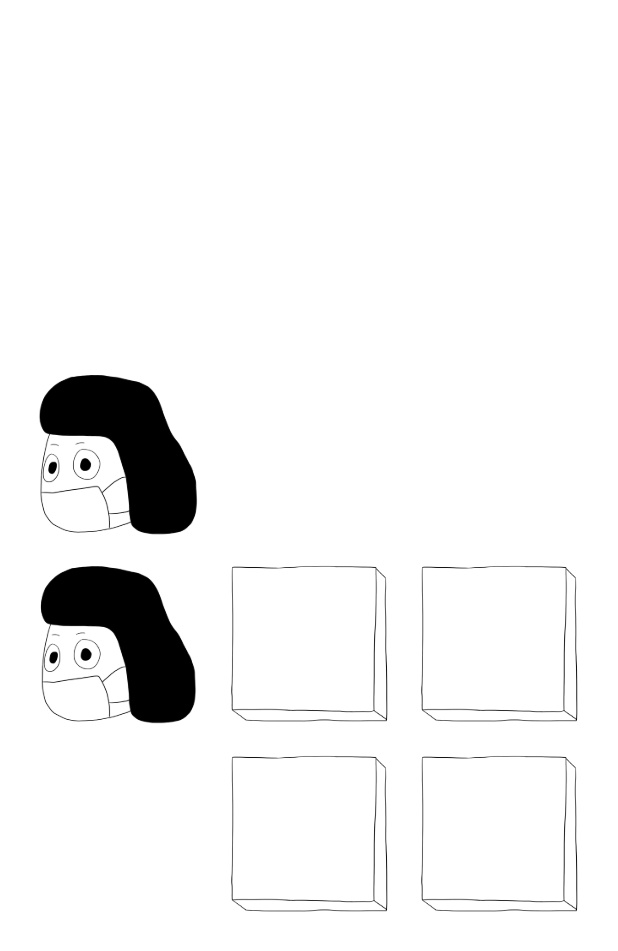
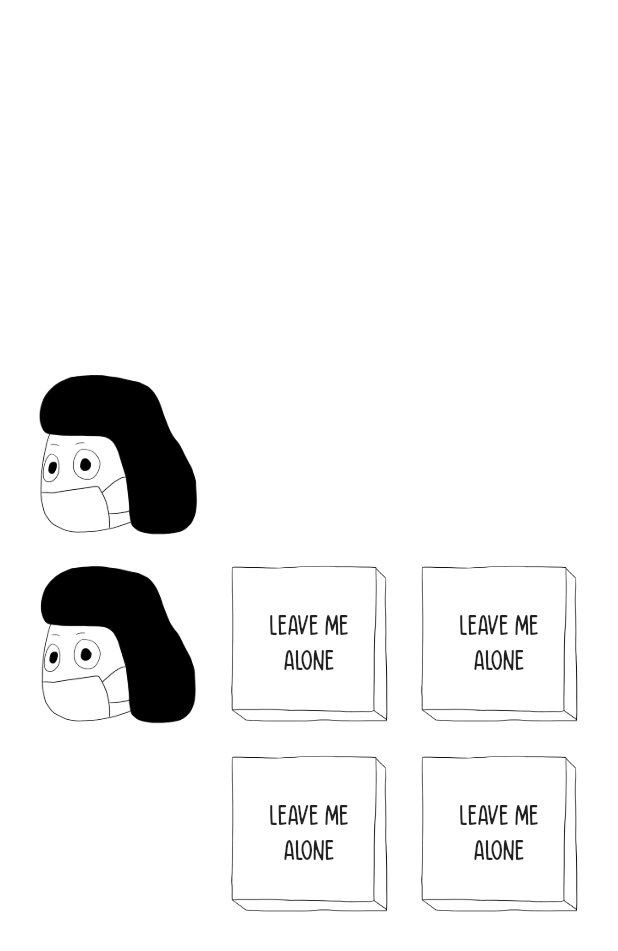
Before and after one commit to dylan-develop/leave_me_alone, a Flutter app: the DifficultiesPage screen opened by its route, after a tap on "ALPHA", on a phone screen of 412 x 824 dp. Shown: the top 951 px of the screen. Run offline on Flutter 3.47's test engine with Material 2 defaults, Android fonts, the phone set to English and light mode, and no system bars; our stand-ins replace animated_text_kit, beamer, bloc, equatable, flutter_bloc, flutter_svg.

Commit message:
Update distance block

```diff
--- a/lib/components/animated_distance_block.dart
+++ b/lib/components/animated_distance_block.dart
@@ -1,11 +1,17 @@
+import 'dart:math';
+
 import 'package:flutter/material.dart';
+import 'package:flutter_bloc/flutter_bloc.dart';
+import 'package:leave_me_alone/bloc/puzzle_bloc.dart';
 
 class AnimatedDistanceBlock extends StatefulWidget {
   final Duration initDelay;
+  final bool isHints;
 
   const AnimatedDistanceBlock({
     Key? key,
     this.initDelay = Duration.zero,
+    this.isHints = false,
   }) : super(key: key);
 
   @override
@@ -14,6 +20,7 @@ class AnimatedDistanceBlock extends StatefulWidget {
 
 class _AnimatedDistanceBlockState extends State<AnimatedDistanceBlock> {
   double _scale = 0;
+  bool _onHover = false;
 
   @override
   void initState() {
@@ -27,14 +34,110 @@ class _AnimatedDistanceBlockState extends State<AnimatedDistanceBlock> {
 
   @override
   Widget build(BuildContext context) {
+    final status = context.select((PuzzleBloc bloc) => bloc.state.status);
+
     return MouseRegion(
       cursor: SystemMouseCursors.click,
+      onEnter: (event) {
+        if (!widget.isHints) {
+          setState(() {
+            _onHover = true;
+          });
+        }
+      },
+      onExit: (event) {
+        if (!widget.isHints) {
+          setState(() {
+            _onHover = false;
+          });
+        }
+      },
       child: AnimatedScale(
         scale: _scale,
         curve: Curves.bounceOut,
         duration: const Duration(milliseconds: 500),
-        child: Image.asset(
-          'assets/images/social_distance_block.png',
+        child: Stack(
+          children: [
+            Image.asset(
+              'assets/images/social_distance_block.png',
+            ),
+            Positioned.fill(
+              child: LayoutBuilder(
+                builder: (context, constraints) {
+                  return FittedBox(
+                    alignment: Alignment.center,
+                    fit: BoxFit.fitWidth,
+                    child: AnimatedOpacity(
+                      duration: const Duration(milliseconds: 500),
+                      opacity: status == PuzzleStatus.incomplete && !_onHover ? 1 : 0,
+                      child: Container(
+                        margin: EdgeInsets.symmetric(
+                          horizontal: max(constraints.maxWidth * 0.2, 20),
+                        ),
+                        child: const Text(
+                          'Leave me \nalone',
+                          style: TextStyle(
+                            fontFamily: 'ThinkBig',
+                          ),
+                          textAlign: TextAlign.center,
+                        ),
+                      ),
+                    ),
+                  );
+                },
+              ),
+            ),
+            Positioned.fill(
+              child: LayoutBuilder(
+                builder: ((context, constraints) {
+                  return FittedBox(
+                    alignment: Alignment.center,
+                    fit: BoxFit.fitWidth,
+                    child: AnimatedOpacity(
+                      duration: const Duration(milliseconds: 500),
+                      opacity: status == PuzzleStatus.incomplete && _onHover ? 1 : 0,
+                      child: Container(
+                        margin: EdgeInsets.symmetric(
+                          horizontal: max(constraints.maxWidth * 0.2, 20),
+                        ),
+                        child: const Text(
+                          '1.5m',
+                          style: TextStyle(
+                            fontFamily: 'HandWriting',
+                          ),
+                        ),
+                      ),
+                    ),
+                  );
+                }),
+              ),
+            ),
+            Positioned.fill(
+              child: LayoutBuilder(
+                builder: (context, constraints) {
+                  return FittedBox(
+                    alignment: Alignment.center,
+                    fit: BoxFit.fitWidth,
+                    child: AnimatedOpacity(
+                      duration: const Duration(milliseconds: 500),
+                      opacity: status == PuzzleStatus.complete ? 1 : 0,
+                      child: Container(
+                        margin: EdgeInsets.symmetric(
+                          horizontal: max(constraints.maxWidth * 0.2, 20),
+                        ),
+                        child: const Text(
+                          'Congratz',
+                          style: TextStyle(
+                            fontFamily: 'ThinkBig',
+                          ),
+                        ),
+                      ),
+                    ),
+                  );
+                },
+              ),
+            ),
+          ],
         ),
       ),
     );
--- a/lib/components/difficulties_list.dart
+++ b/lib/components/difficulties_list.dart
@@ -21,8 +21,6 @@ class DifficultiesList extends StatefulWidget {
 }
 
 class _DifficultiesListState extends State<DifficultiesList> {
-  @override
-  Widget build(BuildContext context) {
   String _description = 'so you like stupid game huh';
 
   String getDifficultyDescription(PuzzleDifficulty difficulty) {
@@ -36,6 +34,8 @@ class _DifficultiesListState extends State<DifficultiesList> {
     }
   }
 
+  @override
+  Widget build(BuildContext context) {
     return ResponsiveLayoutBuilder(
       mobile: Align(
         alignment: Alignment.topCenter,
```
Lines whose indentation alone changed are shown as unchanged.
